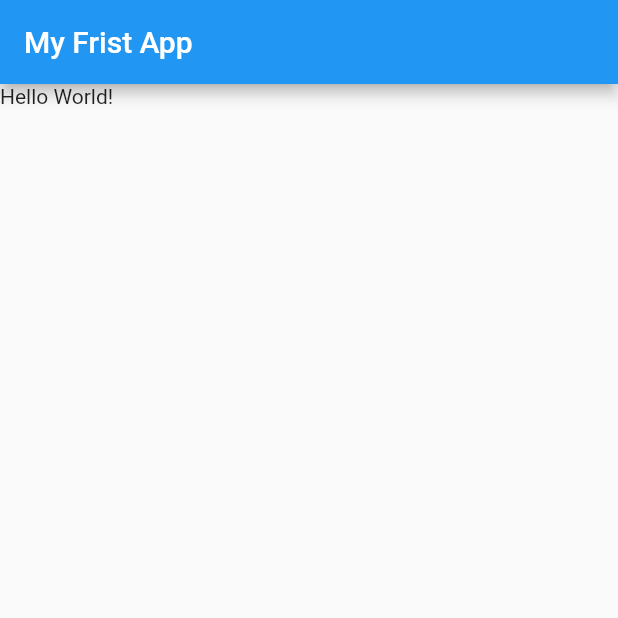
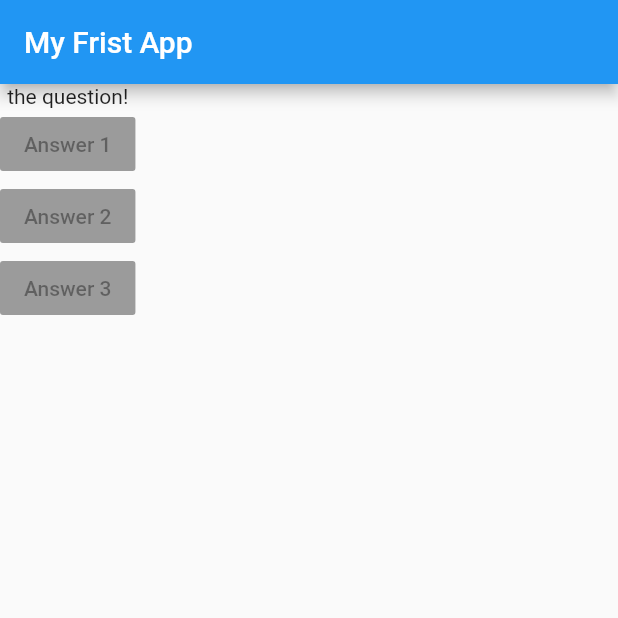
Before and after one commit to minjilee-03/Study-flutter-Dart-udemy, a Flutter app: the screen it shows after launch, on a phone screen of 412 x 824 dp, the top half of it. Run offline on Flutter 3.47's test engine with Material 2 defaults, Android fonts, the phone set to English and light mode, and no system bars.

Commit message:
feat:create-button-use-RaisedButton

```diff
--- a/lib/main.dart
+++ b/lib/main.dart
@@ -5,12 +5,30 @@ void main() => runApp(MyApp());
 class MyApp extends StatelessWidget {
   @override
   Widget build(BuildContext context) {
+    var questions = [
+      'what\'s your favorite color?',
+      'what\'s your favorite animarl',
+    ];
     return MaterialApp(
       home: Scaffold(
         appBar: AppBar(
           title: Text('My Frist App'),
         ),
-        body: Text('Hello World!'),
+        body: Column(children: [
+          Text('the question!'),
+          RaisedButton(
+            child: Text('Answer 1'),
+            onPressed: null,
+          ),
+          RaisedButton(
+            child: Text('Answer 2'),
+            onPressed: null,
+          ),
+          RaisedButton(
+            child: Text('Answer 3'),
+            onPressed: null,
+          ),
+        ]),
       ),
     );
   }
```
